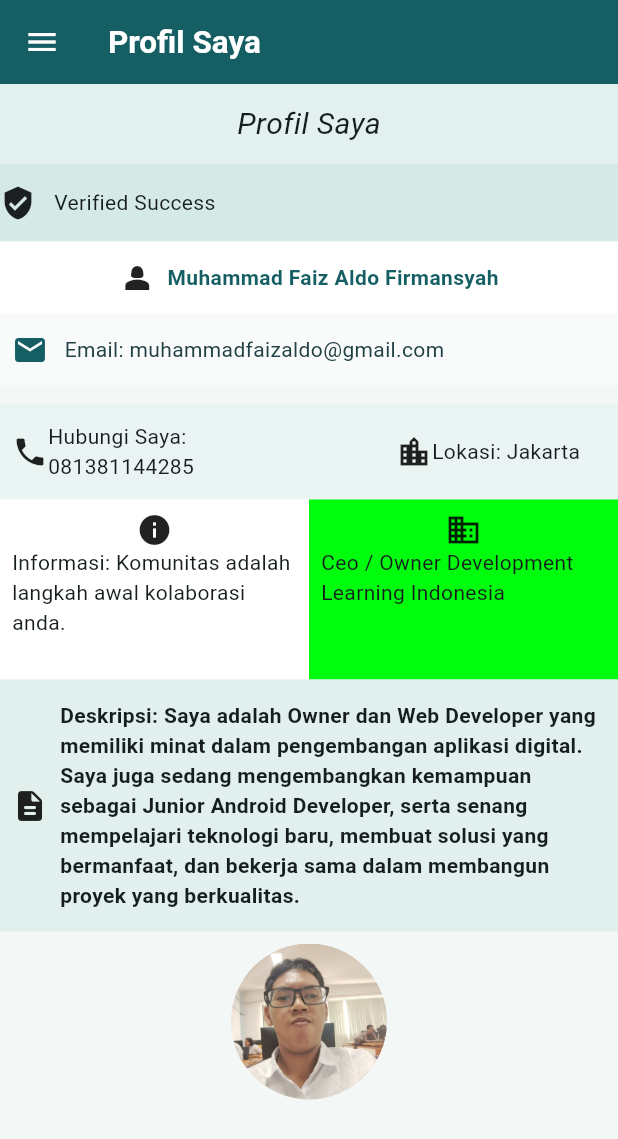
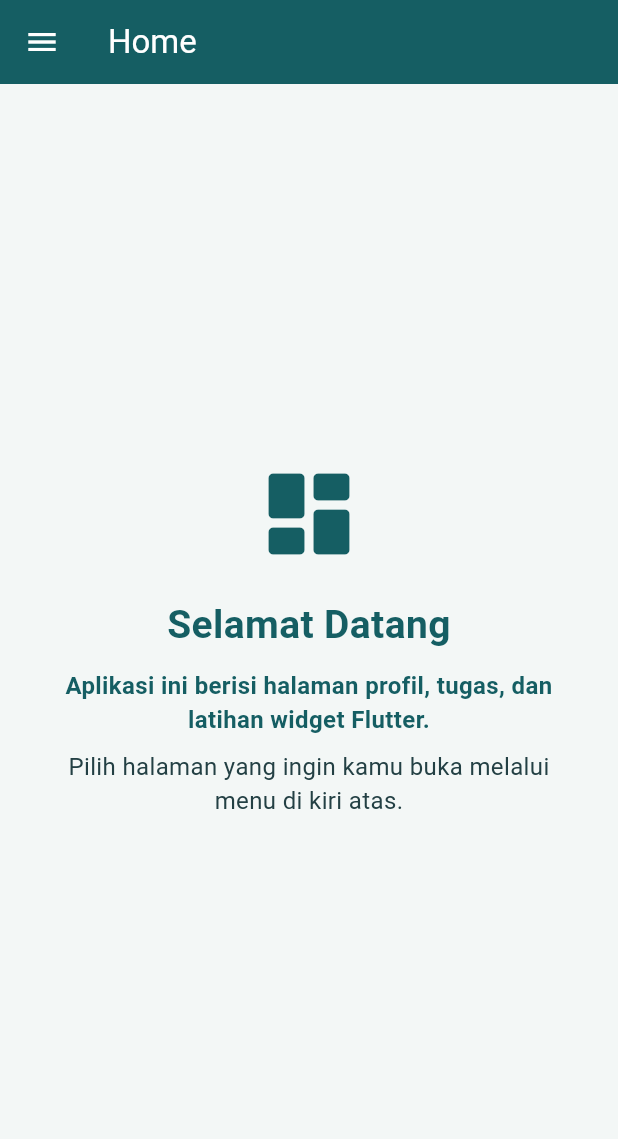
Before and after one commit to FaizAldo/ppkdju_faiz26, a Flutter app: the screen it shows after launch, on a phone screen of 412 x 824 dp. Shown: the top 1139 px of the screen. Run offline on Flutter 3.47's test engine with Material 3 defaults, Android fonts, the light colour scheme and no system bars.

Commit message:
update file done

```diff
--- /dev/null
+++ b/lib/home/home.dart
@@ -0,0 +1,60 @@
+import 'package:faizaldo_ppkd_app_dev/widgets/app_drawer.dart';
+import 'package:flutter/material.dart';
+
+class Home extends StatelessWidget {
+  const Home({super.key});
+
+  @override
+  Widget build(BuildContext context) {
+    return Scaffold(
+      drawer: const AppDrawer(),
+      appBar: AppBar(
+        backgroundColor: const Color(0xFF155E63),
+        foregroundColor: Colors.white,
+        title: const Text('Home'),
+      ),
+      body: Container(
+        width: double.infinity,
+        color: const Color(0xFFF3F7F6),
+        padding: const EdgeInsets.all(24),
+        child: Column(
+          mainAxisAlignment: MainAxisAlignment.center,
+          children: [
+            const Icon(
+              Icons.dashboard_rounded,
+              size: 72,
+              color: Color(0xFF155E63),
+            ),
+            const SizedBox(height: 20),
+            const Text(
+              'Selamat Datang',
+              style: TextStyle(
+                color: Color(0xFF155E63),
+                fontSize: 26,
+                fontWeight: FontWeight.bold,
+              ),
+              textAlign: TextAlign.center,
+            ),
+            const SizedBox(height: 10),
+            const Text(
+              'Aplikasi ini berisi halaman profil, tugas, dan latihan widget Flutter.',
+              textAlign: TextAlign.center,
+              style: TextStyle(
+                color: Color(0xFF155E63),
+                fontSize: 16,
+                fontWeight: FontWeight.w600,
+              ),
+            ),
+            const SizedBox(height: 8),
+            const Text(
+              'Pilih halaman yang ingin kamu buka melalui menu di kiri atas.',
+              textAlign: TextAlign.center,
+              style: TextStyle(color: Color(0xFF234044), fontSize: 16),
+            ),
+            const SizedBox(height: 28),
+          ],
+        ),
+      ),
+    );
+  }
+}
--- a/lib/main.dart
+++ b/lib/main.dart
@@ -1,4 +1,4 @@
-import 'package:faizaldo_ppkd_app_dev/tugas_flutter2/profil_layout.dart';
+import 'package:faizaldo_ppkd_app_dev/home/home.dart';
 import 'package:flutter/material.dart';
 
 void main() {
@@ -19,7 +19,7 @@ class MyApp extends StatelessWidget {
         //ThemeData adalah class yang digunakan untuk mengatur tema aplikasi
         colorScheme: ColorScheme.fromSeed(seedColor: const Color(0xFF155E63)),
       ),
-      home: const ProfilLayout(),
+      home: const Home(),
       debugShowCheckedModeBanner: false,
     );
   }
--- a/lib/widgets/app_drawer.dart
+++ b/lib/widgets/app_drawer.dart
@@ -5,6 +5,7 @@ import 'package:faizaldo_ppkd_app_dev/latihan_widget/latihan_ricthtext.dart';
 import 'package:faizaldo_ppkd_app_dev/latihan_widget/latihan_row.dart';
 import 'package:faizaldo_ppkd_app_dev/latihan_widget/latihan_scafold.dart';
 import 'package:faizaldo_ppkd_app_dev/latihan_widget/latihan_text.dart';
+import 'package:faizaldo_ppkd_app_dev/home/home.dart';
 import 'package:faizaldo_ppkd_app_dev/tugas_flutter_1/layouting.dart';
 import 'package:faizaldo_ppkd_app_dev/tugas_flutter_1/profil.dart';
 import 'package:faizaldo_ppkd_app_dev/tugas_flutter2/profil_layout.dart';
@@ -36,6 +37,7 @@ class AppDrawer extends StatelessWidget {
               accountName: Text('Muhammad Faiz Aldo Firmansyah'),
               accountEmail: Text('Menu Halaman'),
             ),
+            _item(context, Icons.home, 'Home', const Home()),
             _item(context, Icons.person, 'Profil Saya', const ProfilLayout()),
             _item(
               context,
```
